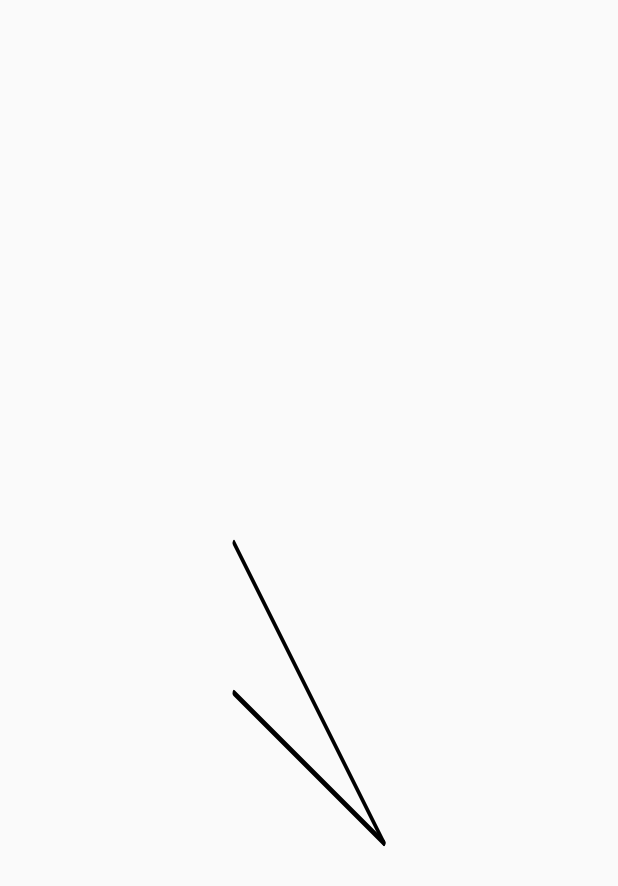
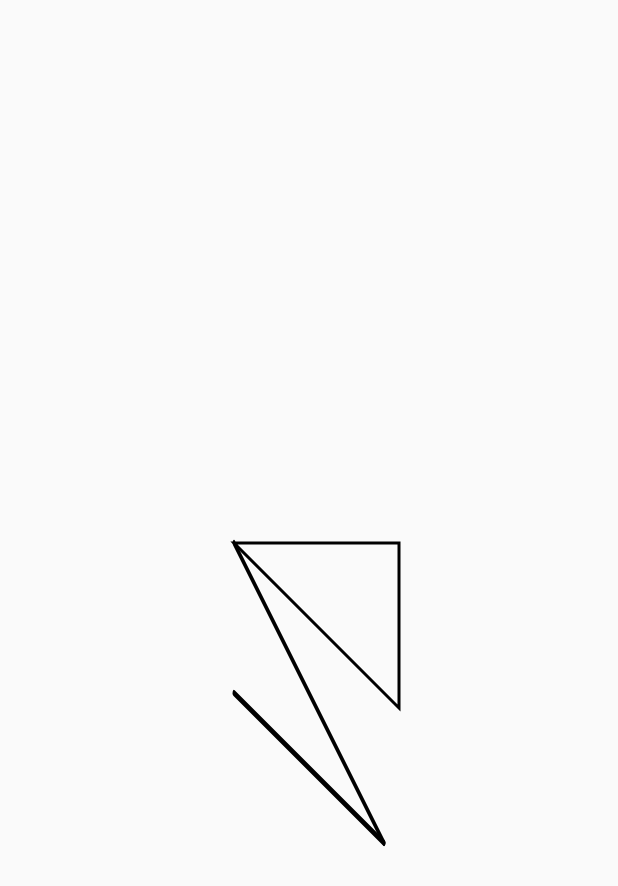
Before and after one commit to deven98/etch, a Flutter app: the screen it shows after launch, on a phone screen of 412 x 824 dp. Shown: the top 886 px of the screen. Run offline on Flutter 3.47's test engine with Material 2 defaults, Android fonts, the phone set to English and light mode, and no system bars.

Commit message:
added etch path elements

```diff
--- a/example/lib/main.dart
+++ b/example/lib/main.dart
@@ -41,6 +41,16 @@ class _DemoPageState extends State<DemoPage> {
                 EtchLine(start: Offset(0, 50), end: Offset(100, 100)),
               ],
             ),
+            EtchPath(
+                etchPathElements: [
+                  EtchPathMoveTo(point: Offset(0, 0)),
+                  EtchPathLine(point: Offset(110, 0)),
+                  EtchPathLine(point: Offset(110, 110)),
+                  EtchPathClose(),
+                ],
+                etchPaint: EtchPaint(
+                  style: PaintingStyle.stroke,
+                )),
           ],
           child: Container(
             width: 100.0,
--- a/lib/etch.dart
+++ b/lib/etch.dart
@@ -5,3 +5,8 @@ export 'src/components/etch_element.dart';
 export 'src/components/etch_line.dart';
 export 'src/components/etch_paint.dart';
 export 'src/components/etch_layer.dart';
+export 'src/components/path/etch_path_move_to.dart';
+export 'src/components/path/etch_path.dart';
+export 'src/components/path/etch_path_element.dart';
+export 'src/components/path/etch_path_line.dart';
+export 'src/components/path/etch_path_close.dart';
--- /dev/null
+++ b/lib/src/components/path/etch_path.dart
@@ -0,0 +1,45 @@
+import 'package:etch/etch.dart';
+import 'package:etch/src/components/path/etch_path_element.dart';
+import 'package:flutter/material.dart';
+
+class EtchPath extends EtchElement {
+  final List<EtchPathElement> etchPathElements;
+  final EtchPaint _etchPaint;
+
+  EtchPath({
+    required this.etchPathElements,
+    EtchPaint? etchPaint,
+  }) : _etchPaint = etchPaint ?? EtchPaint();
+
+  @override
+  void paint(Canvas canvas, Size size) {
+    Path path = Path();
+
+    for (var e in etchPathElements) {
+      e.addToPath(path, canvas, size);
+    }
+
+    canvas.drawPath(path, _etchPaint.paint);
+  }
+
+  @override
+  bool shouldRepaint(covariant EtchElement oldElement) {
+    if (oldElement.runtimeType != runtimeType) {
+      return true;
+    }
+
+    var e = oldElement as EtchPath;
+
+    if (e.etchPathElements.length != etchPathElements.length) {
+      return true;
+    }
+
+    for (int i = 0; i < etchPathElements.length; i++) {
+      if (etchPathElements[i].shouldRepaint(e.etchPathElements[i])) {
+        return true;
+      }
+    }
+
+    return false;
+  }
+}
--- /dev/null
+++ b/lib/src/components/path/etch_path_element.dart
@@ -0,0 +1,7 @@
+import 'package:flutter/material.dart';
+
+abstract class EtchPathElement {
+  void addToPath(Path path, Canvas canvas, Size size);
+
+  bool shouldRepaint(covariant EtchPathElement oldElement);
+}
--- /dev/null
+++ b/lib/src/components/path/etch_path_line.dart
@@ -0,0 +1,49 @@
+import 'package:etch/src/components/path/etch_path_element.dart';
+import 'package:flutter/material.dart';
+
+import '../etch_paint.dart';
+
+class EtchPathLine extends EtchPathElement {
+  Offset? _point;
+
+  Offset? _pointAlignment;
+
+  EtchPathLine({
+    required Offset point,
+    EtchPaint? etchPaint,
+  }) : _point = point;
+
+  EtchPathLine.alignment({
+    required Offset pointAlignment,
+    EtchPaint? etchPaint,
+  }) : _pointAlignment = pointAlignment;
+
+  Offset _getEffectiveEnd(Size size) {
+    if (_point != null) {
+      return _point!;
+    }
+
+    var convUnits = _pointAlignment! + const Offset(1, 1);
+    var effectiveOffset = size / 2;
+
+    return Offset(convUnits.dx * effectiveOffset.width,
+        convUnits.dy * effectiveOffset.height);
+  }
+
+  @override
+  void addToPath(Path path, Canvas canvas, Size size) {
+    var p = _getEffectiveEnd(size);
+    path.lineTo(p.dx, p.dy);
+  }
+
+  @override
+  bool shouldRepaint(covariant EtchPathElement oldElement) {
+    if (oldElement.runtimeType != runtimeType) {
+      return true;
+    }
+
+    var e = oldElement as EtchPathLine;
+
+    return _point != e._point || _pointAlignment != e._pointAlignment;
+  }
+}
--- /dev/null
+++ b/lib/src/components/path/etch_path_move_to.dart
@@ -0,0 +1,49 @@
+import 'package:etch/src/components/path/etch_path_element.dart';
+import 'package:flutter/material.dart';
+
+import '../etch_paint.dart';
+
+class EtchPathMoveTo extends EtchPathElement {
+  Offset? _point;
+
+  Offset? _pointAlignment;
+
+  EtchPathMoveTo({
+    required Offset point,
+    EtchPaint? etchPaint,
+  }) : _point = point;
+
+  EtchPathMoveTo.alignment({
+    required Offset pointAlignment,
+    EtchPaint? etchPaint,
+  }) : _pointAlignment = pointAlignment;
+
+  Offset _getEffectiveEnd(Size size) {
+    if (_point != null) {
+      return _point!;
+    }
+
+    var convUnits = _pointAlignment! + const Offset(1, 1);
+    var effectiveOffset = size / 2;
+
+    return Offset(convUnits.dx * effectiveOffset.width,
+        convUnits.dy * effectiveOffset.height);
+  }
+
+  @override
+  void addToPath(Path path, Canvas canvas, Size size) {
+    var p = _getEffectiveEnd(size);
+    path.moveTo(p.dx, p.dy);
+  }
+
+  @override
+  bool shouldRepaint(covariant EtchPathElement oldElement) {
+    if (oldElement.runtimeType != runtimeType) {
+      return true;
+    }
+
+    var e = oldElement as EtchPathMoveTo;
+
+    return _point != e._point || _pointAlignment != e._pointAlignment;
+  }
+}
```
Also changed, not shown: lib/src/components/etch_layer.dart (+9 -3 lines), lib/src/components/path/etch_path_close.dart (added, +20 -0 lines).
